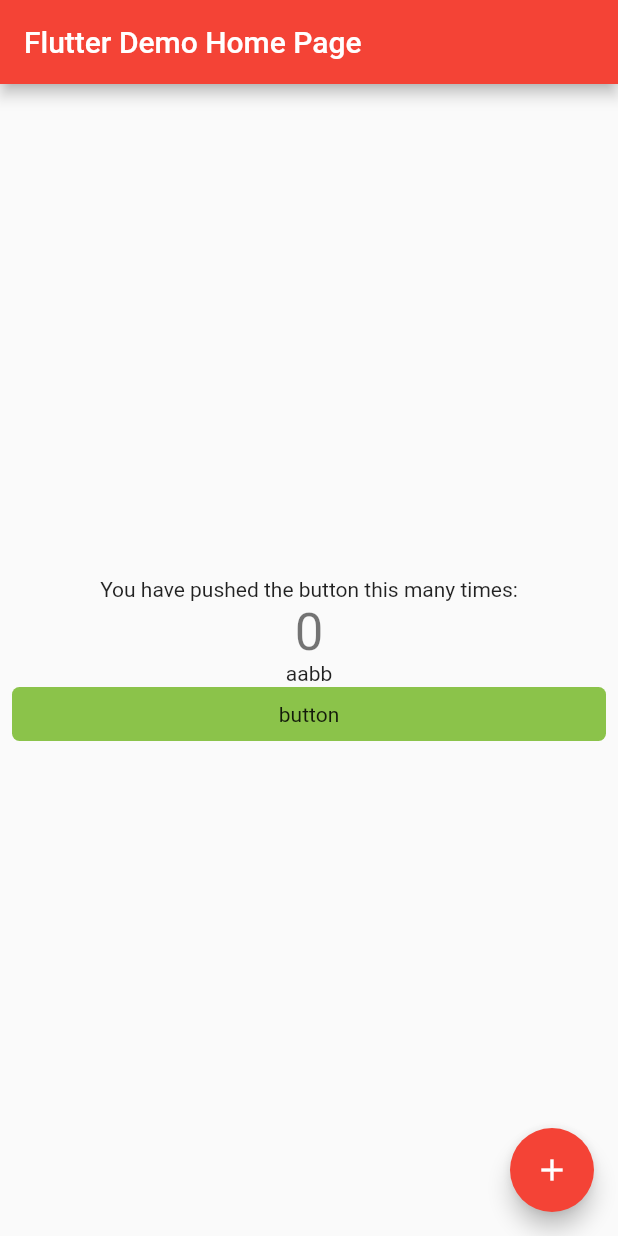
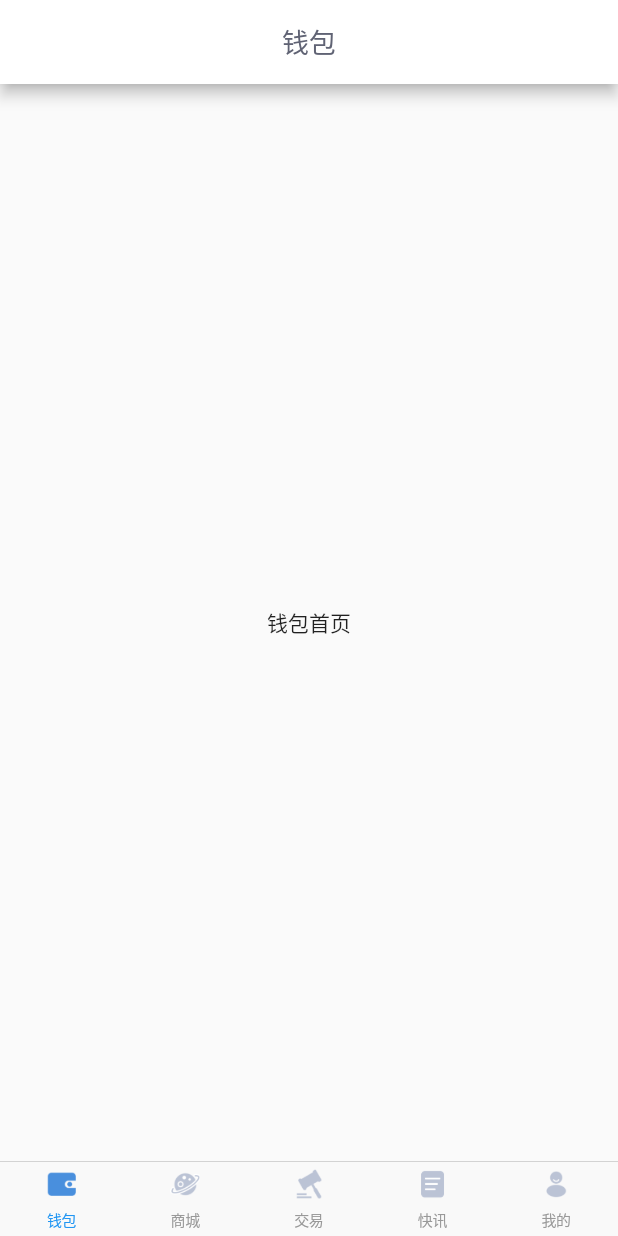
Before and after one commit to xingzjx/flutter_beidou_demo, a Flutter app: the Login screen opened directly, after a tap on "登录", on a phone screen of 412 x 824 dp. Run offline on Flutter 3.47's test engine with Material 2 defaults, Android fonts, the light colour scheme and no system bars.

Commit message:
首页页面UI

```diff
--- a/lib/home_page.dart
+++ b/lib/home_page.dart
@@ -73,18 +73,11 @@
                 '$_counter',
                 style: Theme.of(context).textTheme.display1,
               ),
-            new Text(
-                'aabb'
-            ),
+              new Text('aabb'),
               new MyButton()
             ],
           ),
-      ),
-      floatingActionButton: new FloatingActionButton(
-        onPressed: _incrementCounter,
-        tooltip: 'Increment',
-        child: new Icon(Icons.add),
-      ), // This trailing comma makes auto-formatting nicer for build methods.
+        ) // This trailing comma makes auto-formatting nicer for build methods.
         );
   }
 }
--- a/lib/login.dart
+++ b/lib/login.dart
@@ -53,7 +53,7 @@
     // 登入
     Navigator.of(context).push(MaterialPageRoute(
       builder: (context) {
-        return Main();
+        return MainPage();
       },
     ));
   }
--- a/lib/main.dart
+++ b/lib/main.dart
@@ -1,13 +1,84 @@
 import 'package:demo/home_page.dart';
+import 'package:demo/wallet_home.dart';
+import 'package:flutter/cupertino.dart';
 import 'package:flutter/material.dart';
 
+class MainPage extends StatefulWidget {
+  @override
+  State<StatefulWidget> createState() => new MainPageState();
+}
 
-class Main extends StatelessWidget {
+class MainPageState extends State<MainPage> {
   // This widget is the root of your application.
+  int _tabIndex = 0;
+  final tabTextStyleNormal = new TextStyle(color: const Color(0xffBBC3D5));
+  final tabTextStyleSelected = new TextStyle(color: const Color(0xff498FDD));
 
+  var tabImages;
+  var _body;
+  var appBarTitles = ['钱包', '商城', '交易', '快讯', '我的'];
+
+  Image getTabImage(path) {
+    return new Image.asset(path, width: 27.0, height: 20.0);
+  }
+
+  void initData() {
+    if (tabImages == null) {
+      tabImages = [
+        [
+          getTabImage('images/home_wallet_hollow.png'),
+          getTabImage('images/home_wallet_solid.png')
+        ],
+        [
+          getTabImage('images/home_store_hollow.png'),
+          getTabImage('images/home_store_solid.png')
+        ],
+        [
+          getTabImage('images/home_transfer_hollow.png'),
+          getTabImage('images/home_transfer_solid.png')
+        ],
+        [
+          getTabImage('images/home_msg_hollow.png'),
+          getTabImage('images/home_msg_solid.png')
+        ],
+        [
+          getTabImage('images/home_me_hollow.png'),
+          getTabImage('images/home_me_solid.png')
+        ]
+      ];
+    }
+    _body = new IndexedStack(
+      children: <Widget>[
+        new WalletHomePage(),
+        new MyHomePage(title: "test"),
+        new MyHomePage(title: "test"),
+        new MyHomePage(title: "test"),
+      ],
+      index: _tabIndex,
+    );
+  }
+
+  TextStyle getTabTextStyle(int curIndex) {
+    if (curIndex == _tabIndex) {
+      return tabTextStyleSelected;
+    }
+    return tabTextStyleNormal;
+  }
+
+  Image getTabIcon(int curIndex) {
+    if (curIndex == _tabIndex) {
+      return tabImages[curIndex][1];
+    }
+    return tabImages[curIndex][0];
+  }
+
+  Text getTabTitle(int curIndex) {
+    return new Text(appBarTitles[curIndex], style: getTabTextStyle(curIndex));
+  }
 
   @override
   Widget build(BuildContext context) {
+    initData();
     return new MaterialApp(
       title: 'Flutter Demo',
       theme: new ThemeData(
@@ -19,9 +90,37 @@
         // "hot reload" (press "r" in the console where you ran "flutter run",
         // or press Run > Flutter Hot Reload in IntelliJ). Notice that the
         // counter didn't reset back to zero; the application is not restarted.
-        primarySwatch: Colors.red,
+        primarySwatch: Colors.blue,
       ),
-      home:MyHomePage(title: 'Flutter Demo Home Page'),
+      home: new Scaffold(
+          appBar: new AppBar(
+              backgroundColor: Colors.white,
+              centerTitle: true,
+              title: new Text(appBarTitles[_tabIndex],
+                  style: new TextStyle(
+                      fontSize: 18.00, color: const Color(0xff606374))),
+              iconTheme: new IconThemeData(color: Colors.white)),
+          body: _body,
+          bottomNavigationBar: new CupertinoTabBar(
+            items: <BottomNavigationBarItem>[
+              new BottomNavigationBarItem(
+                  icon: getTabIcon(0), title: getTabTitle(0)),
+              new BottomNavigationBarItem(
+                  icon: getTabIcon(1), title: getTabTitle(1)),
+              new BottomNavigationBarItem(
+                  icon: getTabIcon(2), title: getTabTitle(2)),
+              new BottomNavigationBarItem(
+                  icon: getTabIcon(3), title: getTabTitle(3)),
+              new BottomNavigationBarItem(
+                  icon: getTabIcon(4), title: getTabTitle(4)),
+            ],
+            currentIndex: _tabIndex,
+            onTap: (index) {
+              setState(() {
+                _tabIndex = index;
+              });
+            },
+          )),
       // home:TutorialHome(),
       // home: CounterDisplay(count:1),
       //home: MyListView(),
--- /dev/null
+++ b/lib/wallet_home.dart
@@ -0,0 +1,46 @@
+import 'package:flutter/material.dart';
+import 'package:demo/my_button.dart';
+
+class WalletHomePage extends StatefulWidget {
+  @override
+  _WalletHomeState createState() => new _WalletHomeState();
+}
+
+class _WalletHomeState extends State<WalletHomePage> {
+  @override
+  Widget build(BuildContext context) {
+    // This method is rerun every time setState is called, for instance as done
+    // by the _incrementCounter method above.
+    //
+    // The Flutter framework has been optimized to make rerunning build methods
+    // fast, so that you can just rebuild anything that needs updating rather
+    // than having to individually change instances of widgets.
+    return new Scaffold(
+        body: new Center(
+      // Center is a layout widget. It takes a single child and positions it
+      // in the middle of the parent.
+      child: new Column(
+        // Column is also layout widget. It takes a list of children and
+        // arranges them vertically. By default, it sizes itself to fit its
+        // children horizontally, and tries to be as tall as its parent.
+        //
+        // Invoke "debug paint" (press "p" in the console where you ran
+        // "flutter run", or select "Toggle Debug Paint" from the Flutter tool
+        // window in IntelliJ) to see the wireframe for each widget.
+        //
+        // Column has various properties to control how it sizes itself and
+        // how it positions its children. Here we use mainAxisAlignment to
+        // center the children vertically; the main axis here is the vertical
+        // axis because Columns are vertical (the cross axis would be
+        // horizontal).
+        mainAxisAlignment: MainAxisAlignment.center,
+        children: <Widget>[
+          new Text(
+            '钱包首页',
+          ),
+        ],
+      ),
+    ) // This trailing comma makes auto-formatting nicer for build methods.
+        );
+  }
+}
```
Also changed, not shown: pubspec.yaml (+10 -0 lines), images/home_me_hollow.png (added), images/home_me_solid.png (added), images/home_msg_hollow.png (added), images/home_msg_solid.png (added), images/home_store_hollow.png (added), images/home_store_solid.png (added), images/home_transfer_hollow.png (added), images/home_transfer_solid.png (added), images/home_wallet_hollow.png (added), images/home_wallet_solid.png (added). Lines whose indentation alone changed are shown as unchanged.
